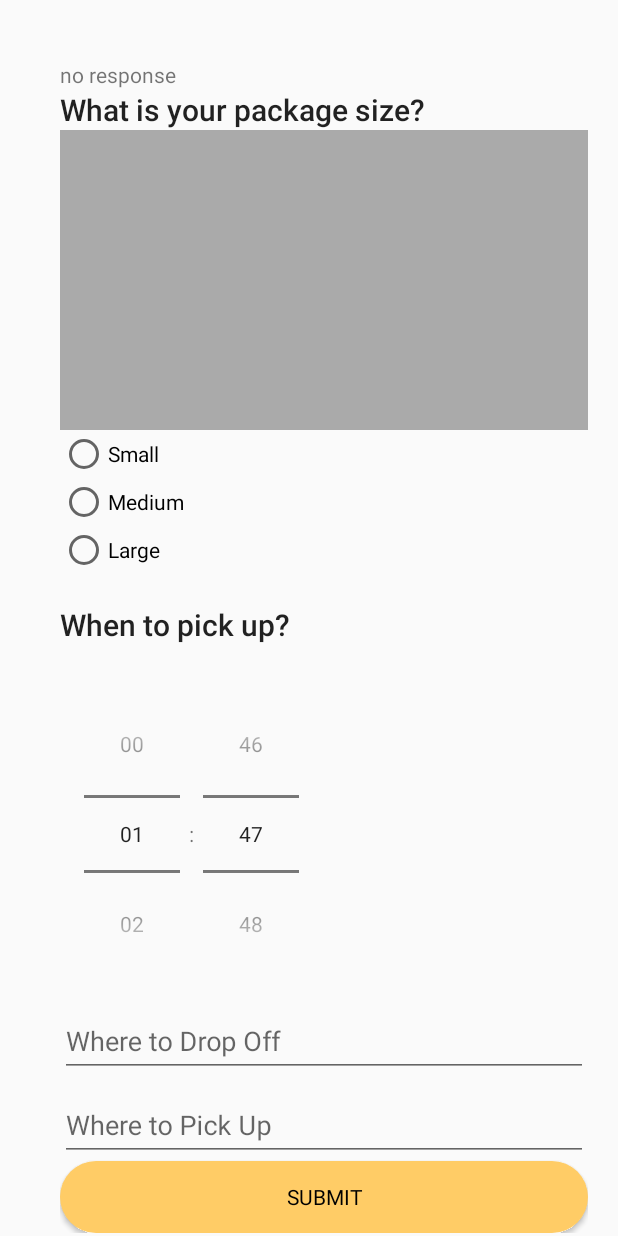
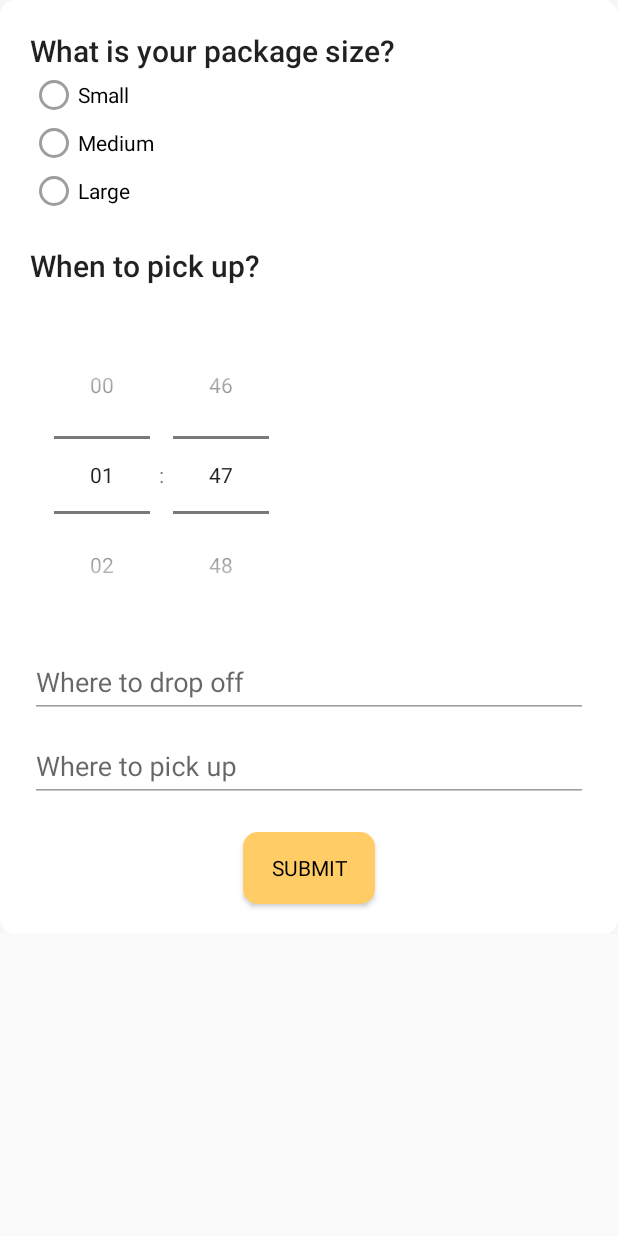
Before and after one commit to catdoraemon1991/Backend, an Android app: the fragment DeliveryFragment placed in its activity, on a phone screen of 412 x 824 dp. Run offline under Robolectric (Android 15) with nearby library versions, the phone set to English and light mode, and no system bars; our stand-ins replace Firebase (no records; nobody signed in at launch, a user with empty details on screens opened directly), Volley.

Commit message:
listview layout changed

```diff
--- a/app/src/main/java/com/laioffer/botlogistics/OrderFragment.java
+++ b/app/src/main/java/com/laioffer/botlogistics/OrderFragment.java
@@ -2,24 +2,16 @@ package com.laioffer.botlogistics;
 
 
 import android.content.Context;
-import android.content.Intent;
 import android.graphics.Color;
-import android.os.AsyncTask;
 import android.os.Bundle;
-
-import androidx.annotation.CallSuper;
-import androidx.annotation.LayoutRes;
-import androidx.fragment.app.Fragment;
-
-import android.util.Log;
 import android.view.LayoutInflater;
 import android.view.View;
 import android.view.ViewGroup;
 import android.widget.AdapterView;
-import android.widget.ArrayAdapter;
 import android.widget.ListView;
-import android.widget.TextView;
-import android.widget.Toast;
+
+import androidx.annotation.LayoutRes;
+import androidx.fragment.app.Fragment;
 
 import com.google.android.material.floatingactionbutton.FloatingActionButton;
 import com.google.firebase.database.DataSnapshot;
@@ -27,9 +19,6 @@ import com.google.firebase.database.DatabaseError;
 import com.google.firebase.database.DatabaseReference;
 import com.google.firebase.database.FirebaseDatabase;
 import com.google.firebase.database.ValueEventListener;
-
-import org.json.JSONException;
-import org.json.JSONObject;
 
 import java.util.ArrayList;
 import java.util.List;
@@ -83,6 +72,7 @@ public class OrderFragment extends Fragment{
         View view = inflater.inflate(R.layout.fragment_order, container, false);
 
         fabReport = (FloatingActionButton) view.findViewById(R.id.fab);
+        fabReport.setImageResource(R.drawable.addicon);
         fabReport.setOnClickListener(new View.OnClickListener() {
             @Override
             public void onClick(View v) {
--- a/app/src/main/res/color/hint_color.xml
+++ b/app/src/main/res/color/hint_color.xml
@@ -1,5 +1,5 @@
 <?xml version="1.0" encoding="utf-8"?>
 <selector xmlns:android="http://schemas.android.com/apk/res/android">
-    <item android:state_focused="true" android:color="@color/colorCoral"/>
+    <item android:state_focused="true" android:color="@color/colorYellow"/>
     <item android:color="@color/colorLightGrey"/>
 </selector>
--- /dev/null
+++ b/app/src/main/res/drawable/addicon.xml
@@ -0,0 +1,14 @@
+<?xml version="1.0" encoding="utf-8"?>
+<vector xmlns:android="http://schemas.android.com/apk/res/android"
+    android:width="80dp"
+    android:height="80dp"
+    android:viewportWidth="24"
+    android:viewportHeight="24">
+
+    <path
+        android:fillColor="#FFFFFF"
+        android:pathData="M 12 2 C 17.5228474983 2 22 6.47715250169 22 12 C 22 17.5228474983 17.5228474983 22 12 22 C 6.47715250169 22 2 17.5228474983 2 12 C 2 6.47715250169 6.47715250169 2 12 2 Z" />
+    <path
+        android:fillColor="#FFCC66"
+        android:pathData="M12,2C6.5,2,2,6.5,2,12s4.5,10,10,10s10-4.5,10-10S17.5,2,12,2z M16,13h-3v3c0,0.5-0.4,1-1,1s-1-0.5-1-1v-3H8 c-0.6,0-1-0.4-1-1s0.4-1,1-1h3V8c0-0.6,0.4-1,1-1s1,0.4,1,1v3h3c0.5,0,1,0.4,1,1S16.5,13,16,13z" />
+</vector>
--- a/app/src/main/res/drawable/border.xml
+++ b/app/src/main/res/drawable/border.xml
@@ -1,6 +1,6 @@
 <?xml version="1.0" encoding="utf-8"?>
 <shape xmlns:android="http://schemas.android.com/apk/res/android"
     android:shape="rectangle" android:padding="10dp">
-    <stroke android:width="2dp" android:color="#FF3F89E7"/>
-    <corners android:radius="10dp"/>
+    <solid android:width="2dp" android:color="#FFFFFF"/>
+    <corners android:radius="10dp" android:color="#FFFFFF"/>
 </shape>
--- a/app/src/main/res/drawable/login_buttons.xml
+++ b/app/src/main/res/drawable/login_buttons.xml
@@ -2,5 +2,5 @@
 <shape xmlns:android="http://schemas.android.com/apk/res/android"
     android:shape="rectangle" android:padding="100dp">
     <solid android:color="@color/colorYellow"/>
-    <corners android:radius="100dp"/>
+    <corners android:radius="10dp"/>
 </shape>
--- a/app/src/main/res/layout/fragment_delivery.xml
+++ b/app/src/main/res/layout/fragment_delivery.xml
@@ -1,59 +1,57 @@
 <?xml version="1.0" encoding="utf-8"?>
 <ScrollView xmlns:android="http://schemas.android.com/apk/res/android"
     android:animateLayoutChanges="true"
-    android:paddingLeft="20dp"
-    android:paddingTop="20dp"
-    android:layout_width="fill_parent"
+    android:layout_width="match_parent"
     android:layout_height="wrap_content"
+    android:layout_gravity="center_horizontal"
+    android:background="@color/colorWhite"
     android:scrollbars="vertical"
     android:fillViewport="true">
 
     <LinearLayout xmlns:android="http://schemas.android.com/apk/res/android"
         android:layout_width="match_parent"
         android:layout_height="match_parent"
+        android:layout_gravity="center"
+        android:background="@drawable/border"
         android:orientation="vertical"
         android:paddingLeft="20dp"
         android:paddingTop="20dp"
         android:paddingRight="20dp">
 
-        <TextView
-            android:layout_width="wrap_content"
-            android:layout_height="wrap_content"
-            android:id="@+id/text2"
-            android:text="no response"/>
 
         <TextView
             style="@style/TextAppearance.Widget.AppCompat.Toolbar.Title"
             android:layout_width="wrap_content"
             android:layout_height="wrap_content"
             android:text="What is your package size?" />
-        <View
-            android:layout_width="match_parent"
-            android:layout_height="200dp"
-            android:background="@android:color/darker_gray"/>
+
 
         <RadioGroup
             android:id="@+id/size"
             android:layout_width="wrap_content"
             android:layout_height="wrap_content"
-            android:orientation="vertical">
+            android:orientation="vertical"
+            style="@style/MyStyle.InputLayout">
 
             <RadioButton
                 android:id="@+id/sizeS"
                 android:layout_width="wrap_content"
                 android:layout_height="wrap_content"
+                android:theme="@style/MyTheme.EditText"
                 android:text="@string/size_s" />
 
             <RadioButton
                 android:id="@+id/sizeM"
                 android:layout_width="wrap_content"
                 android:layout_height="wrap_content"
+                android:theme="@style/MyTheme.EditText"
                 android:text="@string/size_m" />
 
             <RadioButton
                 android:id="@+id/sizeL"
                 android:layout_width="wrap_content"
                 android:layout_height="wrap_content"
+                android:theme="@style/MyTheme.EditText"
                 android:text="@string/size_l" />
         </RadioGroup>
 
@@ -74,31 +72,42 @@
         <com.google.android.material.textfield.TextInputLayout
             android:layout_width="match_parent"
             android:layout_height="wrap_content"
-            android:hint="@string/drop_off">
+            android:hint="@string/drop_off"
+            style="@style/MyStyle.InputLayout">
 
             <com.google.android.material.textfield.TextInputEditText
                 android:id="@+id/editTextDropOff"
                 android:layout_width="match_parent"
-                android:layout_height="wrap_content" />
+                android:layout_height="wrap_content"
+                android:theme="@style/MyTheme.EditText"
+                android:maxLines="1"
+                android:inputType="text"/>
 
         </com.google.android.material.textfield.TextInputLayout>
 
         <com.google.android.material.textfield.TextInputLayout
             android:layout_width="match_parent"
             android:layout_height="wrap_content"
-            android:hint="@string/pick_up">
+            android:hint="@string/pick_up"
+            style="@style/MyStyle.InputLayout">
 
             <com.google.android.material.textfield.TextInputEditText
                 android:id="@+id/editTextPickUp"
                 android:layout_width="match_parent"
-                android:layout_height="wrap_content" />
+                android:layout_height="wrap_content"
+                android:theme="@style/MyTheme.EditText"
+                android:maxLines="1"
+                android:inputType="text"/>
 
         </com.google.android.material.textfield.TextInputLayout>
 
         <Button
             android:id="@+id/delivery_submit"
-            android:layout_width="match_parent"
+            android:layout_width="wrap_content"
+            android:layout_marginTop="20dp"
+            android:layout_marginBottom="20dp"
             android:layout_height="48dp"
+            android:layout_gravity="center"
             android:background="@drawable/login_buttons"
             android:fontFamily="Roboto"
             android:text="Next"
--- a/app/src/main/res/layout/nav_header.xml
+++ b/app/src/main/res/layout/nav_header.xml
@@ -2,7 +2,7 @@
     xmlns:tools="http://schemas.android.com/tools"
     android:layout_width="match_parent"
     android:layout_height="175dp"
-    android:background="@drawable/female_spiral_staires"
+    android:background="@color/colorYellow"
     android:orientation="vertical"
     android:paddingTop="25dp"
     android:theme="@style/ThemeOverlay.AppCompat.Dark">
--- a/app/src/main/res/values/colors.xml
+++ b/app/src/main/res/values/colors.xml
@@ -9,7 +9,7 @@
     <color name="colorOrange">#FFA500</color>
     <color name="transparent">#00ffffff</color>
     <color name="colorMain">#FFA38B</color>
-    <color name="colorWhite">#f6f6f6</color>
+    <color name="colorWhite">#F6F6F6</color>
     <color name="colorLightGrey">#9E9E9E</color>
     <color name="colorCoral">#FE8066</color>
 
--- a/app/src/main/res/values/strings.xml
+++ b/app/src/main/res/values/strings.xml
@@ -7,8 +7,8 @@
     <string name="email">Email</string>
     <string name="register">Sign Up</string>
     <string name="login">Sign In</string>
-    <string name="pick_up">Where to Pick Up</string>
-    <string name="drop_off">Where to Drop Off</string>
+    <string name="pick_up">Where to pick up</string>
+    <string name="drop_off">Where to drop off</string>
     <string name="size_s">Small</string>
     <string name="size_m">Medium</string>
     <string name="size_l">Large</string>
--- a/app/src/main/res/values/styles.xml
+++ b/app/src/main/res/values/styles.xml
@@ -17,7 +17,7 @@
         <item name="colorControlNormal">@color/colorLightGrey</item>
 
         <!-- Cursor and Active underline color, uses colorAccent by default if not defined-->
-        <item name="colorControlActivated">@color/colorCoral</item>
+        <item name="colorControlActivated">@color/colorYellow</item>
     </style>
 
     <style name="HintTextAppearance" parent="TextAppearance.Design.Hint">
@@ -27,7 +27,7 @@
 
 
     <style name="MyAlertDialogStyle" parent="Theme.AppCompat.Light.Dialog.Alert">
-        <item name="colorAccent">@color/colorCoral</item>
+        <item name="colorAccent">@color/colorYellow</item>
         <item name="android:windowIsFloating">false</item>
         <item name="android:windowBackground">@color/colorWhite</item>
     </style>
--- a/build.gradle
+++ b/build.gradle
@@ -1,4 +1,4 @@
-// Top-level build file where you can add configuration options common to all sub-projects/modules.
+// Top-level build file where you can addicon configuration options common to all sub-projects/modules.
 
 buildscript {
     repositories {
```
Also changed, not shown: app/src/main/java/com/laioffer/botlogistics/ControlPanel.java (+14 -23 lines), app/src/main/java/com/laioffer/botlogistics/OrderAdapter.java (+6 -7 lines), app/src/main/res/layout/activity_control_panel.xml (+16 -15 lines), app/src/main/res/layout/fragment_login.xml (+9 -4 lines), app/src/main/res/layout/fragment_order.xml (+17 -8 lines), app/src/main/res/layout/onboarding_layout.xml (+12 -4 lines), app/src/main/res/layout/order_detail_layout.xml (+22 -22 lines), app/src/main/res/layout/order_item.xml (+9 -4 lines).
